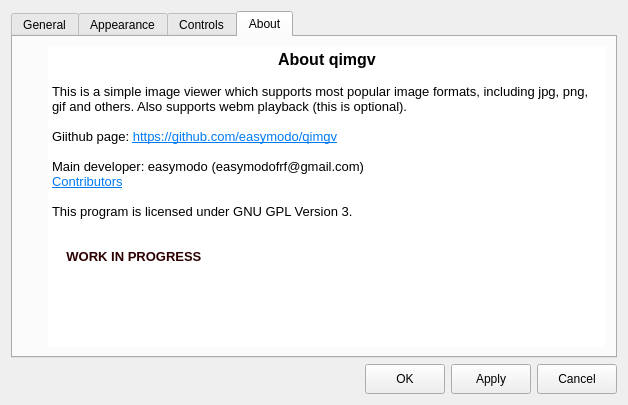
Old version of the form settingsdialog.ui in the repository do-i/thumbgrid.
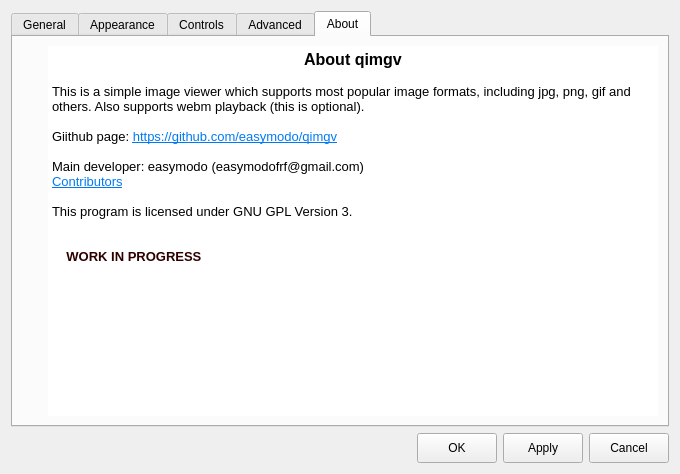
New version of the form. The open tabs and pages were chosen to show the change. Icons and pictures are not drawn. Custom widgets are drawn as their Qt base class.

Patch:
```diff
--- a/settingsdialog.ui
+++ b/settingsdialog.ui
@@ -12,8 +12,8 @@
    <rect>
     <x>0</x>
     <y>0</y>
-    <width>628</width>
-    <height>405</height>
+    <width>680</width>
+    <height>474</height>
    </rect>
   </property>
   <property name="sizePolicy">
@@ -955,6 +955,36 @@
        </item>
       </layout>
      </widget>
+     <widget class="QWidget" name="tab_2">
+      <attribute name="title">
+       <string>Advanced</string>
+      </attribute>
+      <layout class="QVBoxLayout" name="verticalLayout_10">
+       <item>
+        <widget class="QCheckBox" name="forceSmoothScrollCheckBox">
+         <property name="toolTip">
+          <string>Uncheck if you have a touchpad and it scrolls too fast.</string>
+         </property>
+         <property name="text">
+          <string>Force smooth scrolling</string>
+         </property>
+        </widget>
+       </item>
+       <item>
+        <spacer name="verticalSpacer_6">
+         <property name="orientation">
+          <enum>Qt::Vertical</enum>
+         </property>
+         <property name="sizeHint" stdset="0">
+          <size>
+           <width>20</width>
+           <height>40</height>
+          </size>
+         </property>
+        </spacer>
+       </item>
+      </layout>
+     </widget>
      <widget class="QWidget" name="tab_5">
       <attribute name="title">
        <string>About</string>
@@ -1014,20 +1044,20 @@
             <string>&lt;!DOCTYPE HTML PUBLIC &quot;-//W3C//DTD HTML 4.0//EN&quot; &quot;http://www.w3.org/TR/REC-html40/strict.dtd&quot;&gt;
 &lt;html&gt;&lt;head&gt;&lt;meta name=&quot;qrichtext&quot; content=&quot;1&quot; /&gt;&lt;style type=&quot;text/css&quot;&gt;
 p, li { white-space: pre-wrap; }
-&lt;/style&gt;&lt;/head&gt;&lt;body style=&quot; font-family:'MS Shell Dlg 2'; font-size:8.25pt; font-weight:400; font-style:normal;&quot;&gt;
-&lt;p align=&quot;center&quot; style=&quot; margin-top:0px; margin-bottom:0px; margin-left:0px; margin-right:0px; -qt-block-indent:0; text-indent:0px;&quot;&gt;&lt;span style=&quot; font-size:12pt; font-weight:600;&quot;&gt;About qimgv&lt;/span&gt;&lt;/p&gt;
-&lt;p align=&quot;center&quot; style=&quot;-qt-paragraph-type:empty; margin-top:0px; margin-bottom:0px; margin-left:0px; margin-right:0px; -qt-block-indent:0; text-indent:0px; font-size:10pt; font-weight:600;&quot;&gt;&lt;br /&gt;&lt;/p&gt;
-&lt;p style=&quot; margin-top:0px; margin-bottom:0px; margin-left:0px; margin-right:0px; -qt-block-indent:0; text-indent:0px;&quot;&gt;&lt;span style=&quot; font-size:10pt;&quot;&gt;This is a simple image viewer which supports most popular image formats, including jpg, png, gif and others. Also supports webm playback (this is optional).&lt;/span&gt;&lt;/p&gt;
-&lt;p style=&quot;-qt-paragraph-type:empty; margin-top:0px; margin-bottom:0px; margin-left:0px; margin-right:0px; -qt-block-indent:0; text-indent:0px; font-size:10pt;&quot;&gt;&lt;br /&gt;&lt;/p&gt;
-&lt;p style=&quot; margin-top:0px; margin-bottom:0px; margin-left:0px; margin-right:0px; -qt-block-indent:0; text-indent:0px;&quot;&gt;&lt;span style=&quot; font-size:10pt;&quot;&gt;Giithub page: &lt;/span&gt;&lt;a href=&quot;https://github.com/easymodo/qimgv&quot;&gt;&lt;span style=&quot; font-size:10pt; text-decoration: underline; color:#007af4;&quot;&gt;https://github.com/easymodo/qimgv&lt;/span&gt;&lt;/a&gt;&lt;/p&gt;
-&lt;p style=&quot;-qt-paragraph-type:empty; margin-top:0px; margin-bottom:0px; margin-left:0px; margin-right:0px; -qt-block-indent:0; text-indent:0px; font-size:10pt;&quot;&gt;&lt;br /&gt;&lt;/p&gt;
-&lt;p style=&quot; margin-top:0px; margin-bottom:0px; margin-left:0px; margin-right:0px; -qt-block-indent:0; text-indent:0px;&quot;&gt;&lt;span style=&quot; font-size:10pt;&quot;&gt;Main developer: easymodo (easymodofrf@gmail.com)&lt;/span&gt;&lt;/p&gt;
-&lt;p style=&quot; margin-top:0px; margin-bottom:0px; margin-left:0px; margin-right:0px; -qt-block-indent:0; text-indent:0px;&quot;&gt;&lt;a href=&quot;https://github.com/easymodo/qimgv/graphs/contributors&quot;&gt;&lt;span style=&quot; font-size:10pt; text-decoration: underline; color:#007af4;&quot;&gt;Contributors&lt;/span&gt;&lt;/a&gt;&lt;/p&gt;
-&lt;p style=&quot;-qt-paragraph-type:empty; margin-top:0px; margin-bottom:0px; margin-left:0px; margin-right:0px; -qt-block-indent:0; text-indent:0px; font-size:10pt; text-decoration: underline; color:#007af4;&quot;&gt;&lt;br /&gt;&lt;/p&gt;
-&lt;p style=&quot; margin-top:0px; margin-bottom:0px; margin-left:0px; margin-right:0px; -qt-block-indent:0; text-indent:0px;&quot;&gt;&lt;span style=&quot; font-size:10pt;&quot;&gt;This program is licensed under GNU GPL Version 3.&lt;/span&gt;&lt;/p&gt;
-&lt;p style=&quot;-qt-paragraph-type:empty; margin-top:0px; margin-bottom:0px; margin-left:0px; margin-right:0px; -qt-block-indent:0; text-indent:0px; font-size:10pt;&quot;&gt;&lt;br /&gt;&lt;/p&gt;
-&lt;p align=&quot;right&quot; style=&quot;-qt-paragraph-type:empty; margin-top:0px; margin-bottom:0px; margin-left:0px; margin-right:0px; -qt-block-indent:0; text-indent:0px; font-size:10pt;&quot;&gt;&lt;br /&gt;&lt;/p&gt;
-&lt;p style=&quot; margin-top:0px; margin-bottom:0px; margin-left:0px; margin-right:0px; -qt-block-indent:0; text-indent:0px;&quot;&gt;&lt;span style=&quot; font-size:10pt; font-weight:600;&quot;&gt;   &lt;/span&gt;&lt;span style=&quot; font-size:10pt; font-weight:600; color:#681313;&quot;&gt; &lt;/span&gt;&lt;span style=&quot; font-size:10pt; font-weight:600; color:#2c0000;&quot;&gt;WORK IN PROGRESS&lt;/span&gt;&lt;/p&gt;&lt;/body&gt;&lt;/html&gt;</string>
+&lt;/style&gt;&lt;/head&gt;&lt;body style=&quot; font-family:'Noto Sans'; font-size:10pt; font-weight:400; font-style:normal;&quot;&gt;
+&lt;p align=&quot;center&quot; style=&quot; margin-top:0px; margin-bottom:0px; margin-left:0px; margin-right:0px; -qt-block-indent:0; text-indent:0px;&quot;&gt;&lt;span style=&quot; font-family:'MS Shell Dlg 2'; font-size:12pt; font-weight:600;&quot;&gt;About qimgv&lt;/span&gt;&lt;/p&gt;
+&lt;p align=&quot;center&quot; style=&quot;-qt-paragraph-type:empty; margin-top:0px; margin-bottom:0px; margin-left:0px; margin-right:0px; -qt-block-indent:0; text-indent:0px; font-family:'MS Shell Dlg 2'; font-weight:600;&quot;&gt;&lt;br /&gt;&lt;/p&gt;
+&lt;p style=&quot; margin-top:0px; margin-bottom:0px; margin-left:0px; margin-right:0px; -qt-block-indent:0; text-indent:0px;&quot;&gt;&lt;span style=&quot; font-family:'MS Shell Dlg 2';&quot;&gt;This is a simple image viewer which supports most popular image formats, including jpg, png, gif and others. Also supports webm playback (this is optional).&lt;/span&gt;&lt;/p&gt;
+&lt;p style=&quot;-qt-paragraph-type:empty; margin-top:0px; margin-bottom:0px; margin-left:0px; margin-right:0px; -qt-block-indent:0; text-indent:0px; font-family:'MS Shell Dlg 2';&quot;&gt;&lt;br /&gt;&lt;/p&gt;
+&lt;p style=&quot; margin-top:0px; margin-bottom:0px; margin-left:0px; margin-right:0px; -qt-block-indent:0; text-indent:0px;&quot;&gt;&lt;span style=&quot; font-family:'MS Shell Dlg 2';&quot;&gt;Giithub page: &lt;/span&gt;&lt;a href=&quot;https://github.com/easymodo/qimgv&quot;&gt;&lt;span style=&quot; font-family:'MS Shell Dlg 2'; text-decoration: underline; color:#007af4;&quot;&gt;https://github.com/easymodo/qimgv&lt;/span&gt;&lt;/a&gt;&lt;/p&gt;
+&lt;p style=&quot;-qt-paragraph-type:empty; margin-top:0px; margin-bottom:0px; margin-left:0px; margin-right:0px; -qt-block-indent:0; text-indent:0px; font-family:'MS Shell Dlg 2';&quot;&gt;&lt;br /&gt;&lt;/p&gt;
+&lt;p style=&quot; margin-top:0px; margin-bottom:0px; margin-left:0px; margin-right:0px; -qt-block-indent:0; text-indent:0px;&quot;&gt;&lt;span style=&quot; font-family:'MS Shell Dlg 2';&quot;&gt;Main developer: easymodo (easymodofrf@gmail.com)&lt;/span&gt;&lt;/p&gt;
+&lt;p style=&quot; margin-top:0px; margin-bottom:0px; margin-left:0px; margin-right:0px; -qt-block-indent:0; text-indent:0px;&quot;&gt;&lt;a href=&quot;https://github.com/easymodo/qimgv/graphs/contributors&quot;&gt;&lt;span style=&quot; font-family:'MS Shell Dlg 2'; text-decoration: underline; color:#007af4;&quot;&gt;Contributors&lt;/span&gt;&lt;/a&gt;&lt;/p&gt;
+&lt;p style=&quot;-qt-paragraph-type:empty; margin-top:0px; margin-bottom:0px; margin-left:0px; margin-right:0px; -qt-block-indent:0; text-indent:0px; font-family:'MS Shell Dlg 2'; text-decoration: underline; color:#007af4;&quot;&gt;&lt;br /&gt;&lt;/p&gt;
+&lt;p style=&quot; margin-top:0px; margin-bottom:0px; margin-left:0px; margin-right:0px; -qt-block-indent:0; text-indent:0px;&quot;&gt;&lt;span style=&quot; font-family:'MS Shell Dlg 2';&quot;&gt;This program is licensed under GNU GPL Version 3.&lt;/span&gt;&lt;/p&gt;
+&lt;p style=&quot;-qt-paragraph-type:empty; margin-top:0px; margin-bottom:0px; margin-left:0px; margin-right:0px; -qt-block-indent:0; text-indent:0px; font-family:'MS Shell Dlg 2';&quot;&gt;&lt;br /&gt;&lt;/p&gt;
+&lt;p align=&quot;right&quot; style=&quot;-qt-paragraph-type:empty; margin-top:0px; margin-bottom:0px; margin-left:0px; margin-right:0px; -qt-block-indent:0; text-indent:0px; font-family:'MS Shell Dlg 2';&quot;&gt;&lt;br /&gt;&lt;/p&gt;
+&lt;p style=&quot; margin-top:0px; margin-bottom:0px; margin-left:0px; margin-right:0px; -qt-block-indent:0; text-indent:0px;&quot;&gt;&lt;span style=&quot; font-family:'MS Shell Dlg 2'; font-weight:600;&quot;&gt;   &lt;/span&gt;&lt;span style=&quot; font-family:'MS Shell Dlg 2'; font-weight:600; color:#681313;&quot;&gt; &lt;/span&gt;&lt;span style=&quot; font-family:'MS Shell Dlg 2'; font-weight:600; color:#2c0000;&quot;&gt;WORK IN PROGRESS&lt;/span&gt;&lt;/p&gt;&lt;/body&gt;&lt;/html&gt;</string>
            </property>
            <property name="openExternalLinks">
             <bool>true</bool>
```
Left out of the diff: 2 changed lines with no effect on the pictures.
